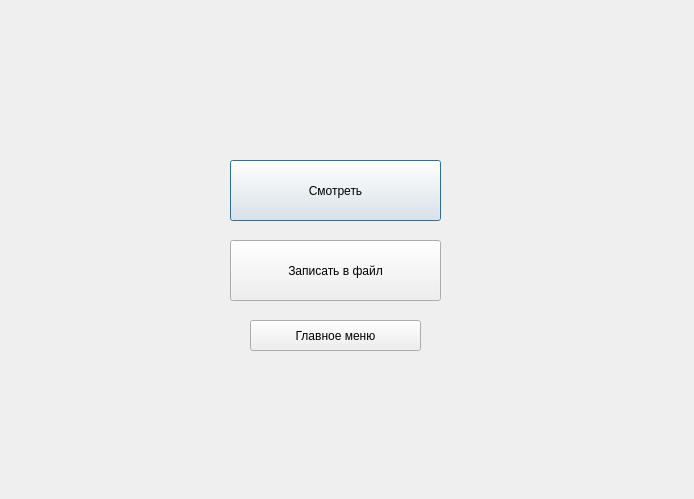
Before: the Qt Designer form user_rolewindow.ui in icspero/3-semester-CourseWork_Client, drawn with Qt 5.
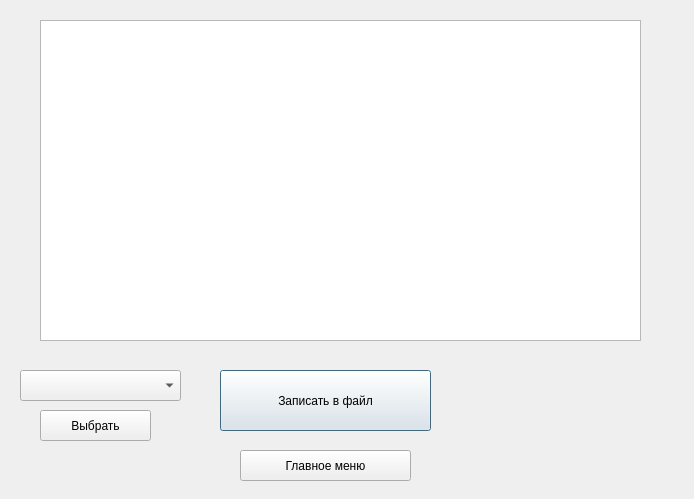
After: the same form once the commit is applied.

The edit to the form file:
```diff
--- a/user_rolewindow.ui
+++ b/user_rolewindow.ui
@@ -13,24 +13,11 @@
   <property name="windowTitle">
    <string>Dialog</string>
   </property>
-  <widget class="QPushButton" name="pushButton">
-   <property name="geometry">
-    <rect>
-     <x>230</x>
-     <y>160</y>
-     <width>211</width>
-     <height>61</height>
-    </rect>
-   </property>
-   <property name="text">
-    <string>Смотреть</string>
-   </property>
-  </widget>
   <widget class="QPushButton" name="pushButton_2">
    <property name="geometry">
     <rect>
-     <x>230</x>
-     <y>240</y>
+     <x>220</x>
+     <y>370</y>
      <width>211</width>
      <height>61</height>
     </rect>
@@ -42,8 +29,8 @@
   <widget class="QPushButton" name="pushButton_3">
    <property name="geometry">
     <rect>
-     <x>250</x>
-     <y>320</y>
+     <x>240</x>
+     <y>450</y>
      <width>171</width>
      <height>31</height>
     </rect>
@@ -52,6 +39,39 @@
     <string>Главное меню</string>
    </property>
   </widget>
+  <widget class="QTableWidget" name="tableWidget">
+   <property name="geometry">
+    <rect>
+     <x>40</x>
+     <y>20</y>
+     <width>601</width>
+     <height>321</height>
+    </rect>
+   </property>
+  </widget>
+  <widget class="QComboBox" name="comboBox">
+   <property name="geometry">
+    <rect>
+     <x>20</x>
+     <y>370</y>
+     <width>161</width>
+     <height>31</height>
+    </rect>
+   </property>
+  </widget>
+  <widget class="QPushButton" name="pushButton">
+   <property name="geometry">
+    <rect>
+     <x>40</x>
+     <y>410</y>
+     <width>111</width>
+     <height>31</height>
+    </rect>
+   </property>
+   <property name="text">
+    <string>Выбрать</string>
+   </property>
+  </widget>
  </widget>
  <resources/>
  <connections/>
```
